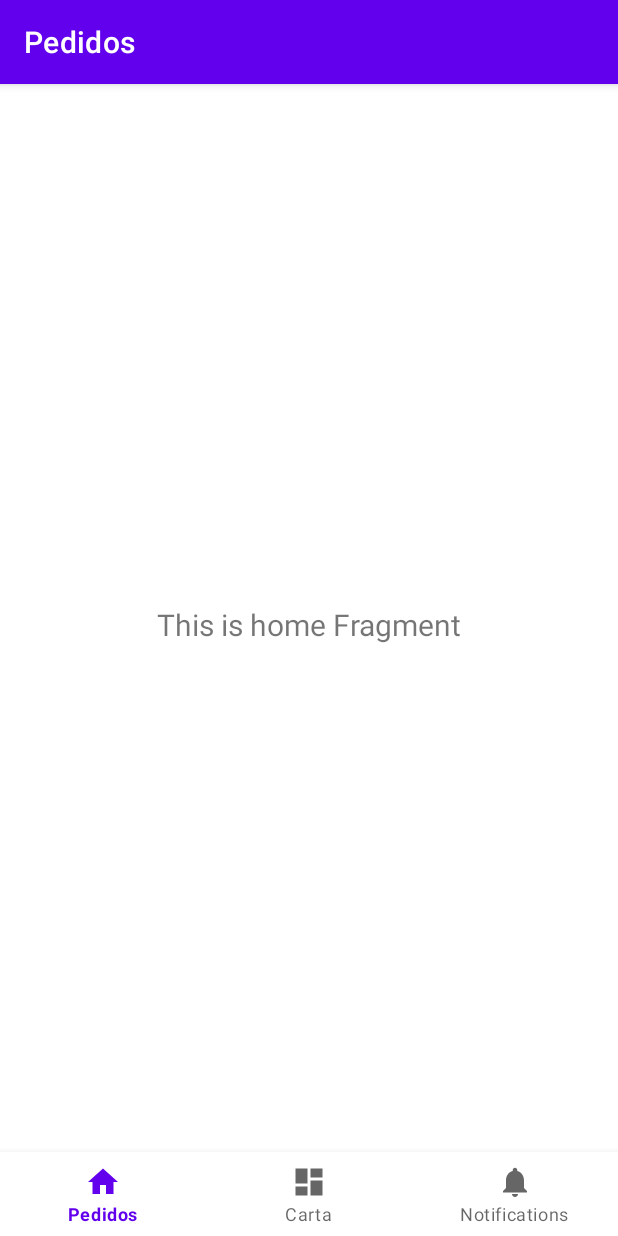
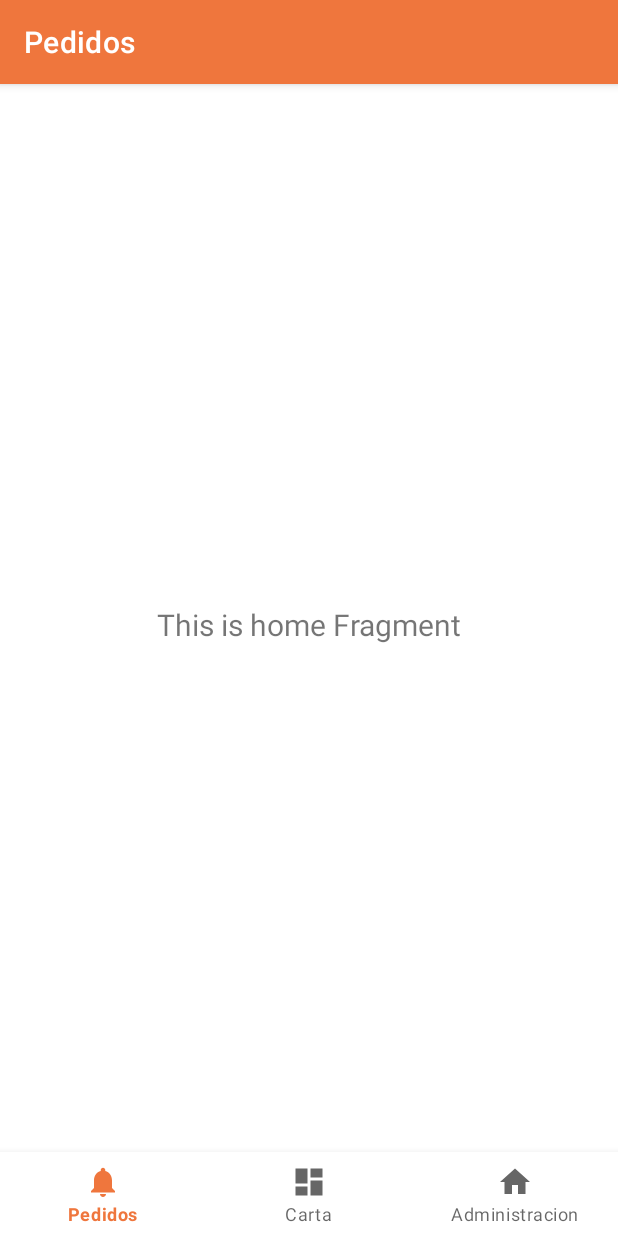
Before and after one commit to mariogoilss/SmartWaiter, an Android app: the MainOrganizationNav screen opened directly, with no data from a screen before it, on a phone screen of 412 x 824 dp. Run offline under Robolectric (Android 15) with nearby library versions, the phone set to English and light mode, and no system bars; our stand-ins replace navigation-ui.

Commit message:
CMT 23/11 20:40

```diff
--- a/app/src/main/java/com/example/smartwaiter/organizationBranch/MainOrganizationNav.kt
+++ b/app/src/main/java/com/example/smartwaiter/organizationBranch/MainOrganizationNav.kt
@@ -27,7 +27,7 @@ class MainOrganizationNav : AppCompatActivity() {
         // menu should be considered as top level destinations.
         val appBarConfiguration = AppBarConfiguration(
             setOf(
-                R.id.navigation_home, R.id.navigation_dashboard, R.id.navigation_notifications
+                R.id.navigation_home, R.id.navigation_menu, R.id.navigation_management
             )
         )
         setupActionBarWithNavController(navController, appBarConfiguration)
--- a/app/src/main/java/com/example/smartwaiter/organizationBranch/ui/menu/MenuFragment.kt
+++ b/app/src/main/java/com/example/smartwaiter/organizationBranch/ui/menu/MenuFragment.kt
@@ -16,9 +16,6 @@ import com.google.android.material.tabs.TabLayout
 class MenuFragment : Fragment() {
 
     private var _binding: FragmentMenuBinding? = null
-
-    // This property is only valid between onCreateView and
-    // onDestroyView.
     private val binding get() = _binding!!
 
     override fun onCreateView(
--- a/app/src/main/res/layout/activity_main.xml
+++ b/app/src/main/res/layout/activity_main.xml
@@ -114,7 +114,7 @@
         android:layout_width="wrap_content"
         android:layout_height="wrap_content"
         android:text="Registrese"
-        android:textColor="@color/purple_200"
+        android:textColor="@color/naranja_pastel_medio"
         app:layout_constraintBottom_toBottomOf="parent"
         app:layout_constraintEnd_toEndOf="parent"
         app:layout_constraintHorizontal_bias="0.011"
--- a/app/src/main/res/menu/bottom_nav_menu.xml
+++ b/app/src/main/res/menu/bottom_nav_menu.xml
@@ -3,17 +3,17 @@
 
     <item
         android:id="@+id/navigation_home"
-        android:icon="@drawable/ic_home_black_24dp"
+        android:icon="@drawable/ic_notifications_black_24dp"
         android:title="@string/title_home" />
 
     <item
-        android:id="@+id/navigation_dashboard"
+        android:id="@+id/navigation_menu"
         android:icon="@drawable/ic_dashboard_black_24dp"
-        android:title="@string/title_dashboard" />
+        android:title="@string/title_menu" />
 
     <item
-        android:id="@+id/navigation_notifications"
-        android:icon="@drawable/ic_notifications_black_24dp"
-        android:title="@string/title_notifications" />
+        android:id="@+id/navigation_management"
+        android:icon="@drawable/ic_home_black_24dp"
+        android:title="@string/title_management" />
 
 </menu>
--- a/app/src/main/res/navigation/mobile_navigation.xml
+++ b/app/src/main/res/navigation/mobile_navigation.xml
@@ -3,6 +3,7 @@
     xmlns:app="http://schemas.android.com/apk/res-auto"
     xmlns:tools="http://schemas.android.com/tools"
     android:id="@+id/mobile_navigation"
+    android:label="@string/title_menu"
     app:startDestination="@+id/navigation_home">
 
     <fragment
@@ -12,14 +13,14 @@
         tools:layout="@layout/fragment_home" />
 
     <fragment
-        android:id="@+id/navigation_dashboard"
+        android:id="@+id/navigation_menu"
         android:name="com.example.smartwaiter.organizationBranch.ui.menu.MenuFragment"
-        android:label="@string/title_dashboard"
+        android:label="@string/title_menu"
         tools:layout="@layout/fragment_menu" />
 
     <fragment
-        android:id="@+id/navigation_notifications"
-        android:name="com.example.smartwaiter.organizationBranch.ui.notifications.NotificationsFragment"
-        android:label="@string/title_notifications"
-        tools:layout="@layout/fragment_notifications" />
+        android:id="@+id/navigation_management"
+        android:name="com.example.smartwaiter.organizationBranch.ui.management.ManagementFragment"
+        android:label="@string/title_management"
+        tools:layout="@layout/fragment_management" />
 </navigation>
--- a/app/src/main/res/values/colors.xml
+++ b/app/src/main/res/values/colors.xml
@@ -8,4 +8,7 @@
     <color name="black">#FF000000</color>
     <color name="white">#FFFFFFFF</color>
     <color name="azul_pastel">#b2dafa</color>
+    <color name="naranja_pastel_claro">#fa996c</color>
+    <color name="naranja_pastel_medio">#ef763d</color>
+    <color name="naranja_pastel_oscuro">#d85716</color>
 </resources>
--- a/app/src/main/res/values/strings.xml
+++ b/app/src/main/res/values/strings.xml
@@ -2,8 +2,8 @@
     <string name="app_name">SmartWaiter</string>
     <string name="title_activity_main_organization_nav">MainOrganizationNav</string>
     <string name="title_home">Pedidos</string>
-    <string name="title_dashboard">Carta</string>
-    <string name="title_notifications">Notifications</string>
+    <string name="title_menu">Carta</string>
+    <string name="title_management">Administracion</string>
     <!-- TODO: Remove or change this placeholder text -->
     <string name="hello_blank_fragment">Hello blank fragment</string>
 </resources>
--- a/app/src/main/res/values/themes.xml
+++ b/app/src/main/res/values/themes.xml
@@ -2,15 +2,15 @@
     <!-- Base application theme. -->
     <style name="Theme.SmartWaiter" parent="Theme.MaterialComponents.DayNight.DarkActionBar">
         <!-- Primary brand color. -->
-        <item name="colorPrimary">@color/purple_500</item>
-        <item name="colorPrimaryVariant">@color/purple_700</item>
+        <item name="colorPrimary">@color/naranja_pastel_medio</item>
+        <item name="colorPrimaryVariant">@color/naranja_pastel_medio</item>
         <item name="colorOnPrimary">@color/white</item>
         <!-- Secondary brand color. -->
-        <item name="colorSecondary">@color/teal_200</item>
-        <item name="colorSecondaryVariant">@color/teal_700</item>
+        <item name="colorSecondary">@color/naranja_pastel_oscuro</item>
+        <item name="colorSecondaryVariant">@color/naranja_pastel_oscuro</item>
         <item name="colorOnSecondary">@color/black</item>
         <!-- Status bar color. -->
-        <item name="android:statusBarColor">?attr/colorPrimaryVariant</item>
+        <item name="android:statusBarColor">@color/black</item>
         <!-- Customize your theme here. -->
     </style>
 </resources>
--- a/build.gradle
+++ b/build.gradle
@@ -13,7 +13,7 @@ buildscript {
 }
 
 plugins {
-    id 'com.android.application' version '7.3.0' apply false
-    id 'com.android.library' version '7.3.0' apply false
+    id 'com.android.application' version '7.3.1' apply false
+    id 'com.android.library' version '7.3.1' apply false
     id 'org.jetbrains.kotlin.android' version '1.7.10' apply false
 }
```
Also changed, not shown: app/src/main/java/com/example/smartwaiter/organizationBranch/ui/management/ManagementFragment.kt (added, +50 -0 lines), app/src/main/java/com/example/smartwaiter/organizationBranch/ui/notifications/NotificationsFragment.kt (deleted, +0 -42 lines), app/src/main/java/com/example/smartwaiter/organizationBranch/ui/notifications/NotificationsViewModel.kt (deleted, +0 -13 lines), app/src/main/java/com/example/smartwaiter/organizationBranch/ui/profile/OrgProfileFragment.kt (deleted, +0 -60 lines), app/src/main/res/layout/fragment_management.xml (added, +100 -0 lines), app/src/main/res/layout/fragment_notifications.xml (deleted, +0 -22 lines), app/src/main/res/layout/fragment_org_profile.xml (deleted, +0 -14 lines), app/src/debug/res/drawable/grafica.PNG (added).
